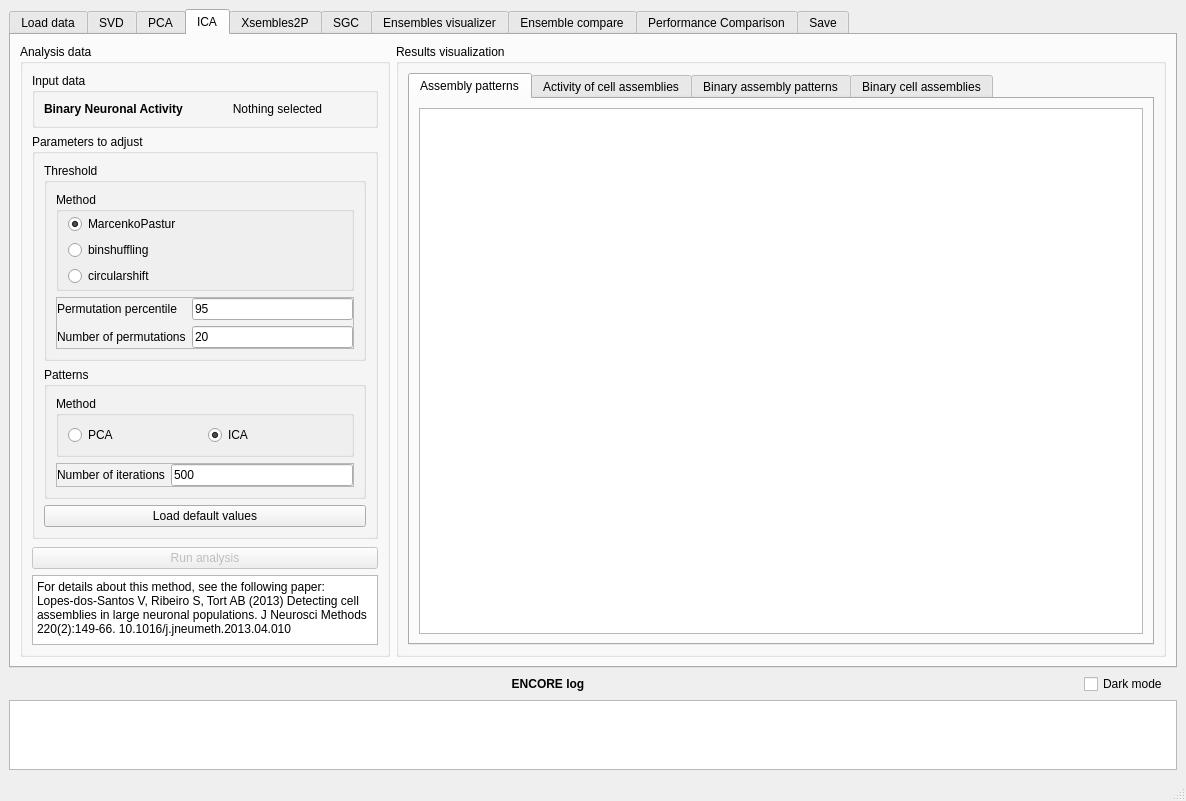
rivelco/ENCORE, file gui/MainWindow.ui: the form before one commit.
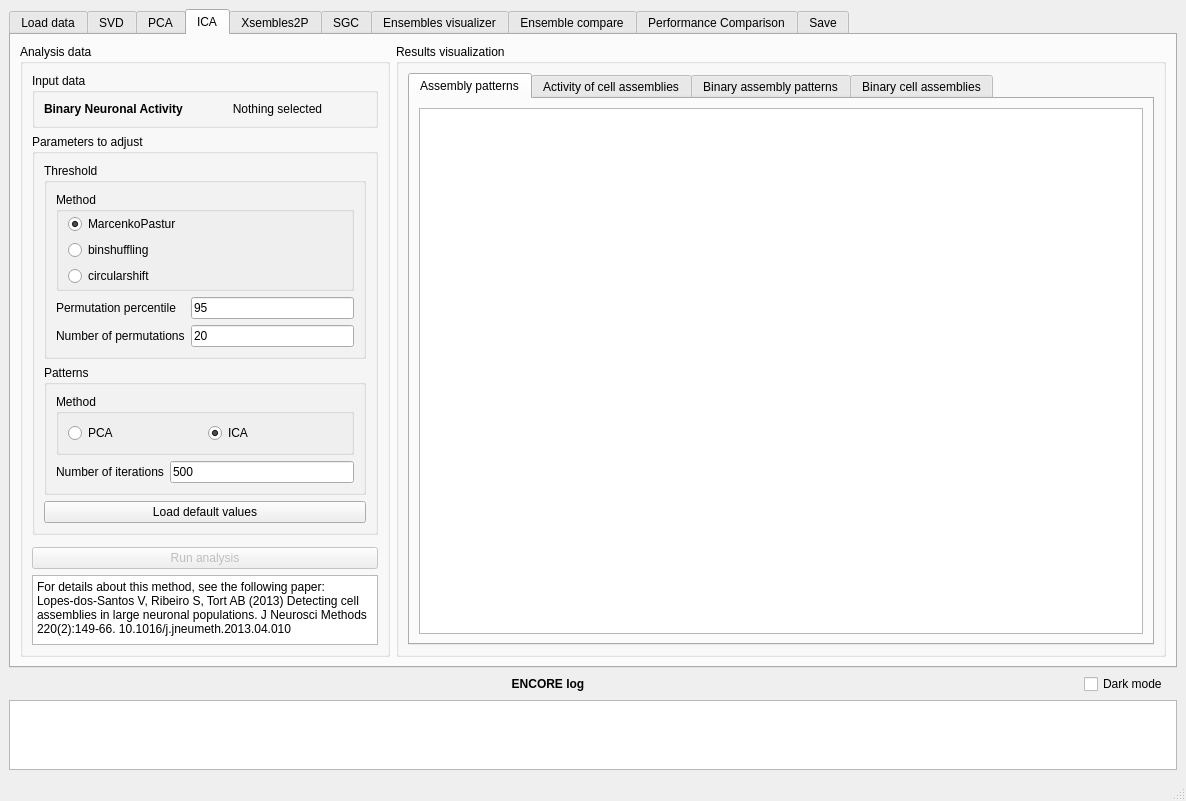
The form after the commit. The open tabs and pages were chosen to show the change. Custom widgets are drawn as their Qt base class.

Diff of the .ui file:
```diff
--- a/gui/MainWindow.ui
+++ b/gui/MainWindow.ui
@@ -2350,20 +2350,8 @@
                      </widget>
                     </item>
                     <item>
-                     <widget class="QFrame" name="frame_4">
-                      <property name="sizePolicy">
-                       <sizepolicy hsizetype="Preferred" vsizetype="Expanding">
-                        <horstretch>0</horstretch>
-                        <verstretch>0</verstretch>
-                       </sizepolicy>
-                      </property>
-                      <property name="frameShape">
-                       <enum>QFrame::StyledPanel</enum>
-                      </property>
-                      <property name="frameShadow">
-                       <enum>QFrame::Raised</enum>
-                      </property>
-                      <layout class="QFormLayout" name="formLayout_6">
+                     <widget class="QWidget" name="widget_11" native="true">
+                      <layout class="QFormLayout" name="formLayout_7">
                        <property name="leftMargin">
                         <number>0</number>
                        </property>
@@ -2488,14 +2476,8 @@
                      </widget>
                     </item>
                     <item>
-                     <widget class="QFrame" name="frame_3">
-                      <property name="frameShape">
-                       <enum>QFrame::StyledPanel</enum>
-                      </property>
-                      <property name="frameShadow">
-                       <enum>QFrame::Raised</enum>
-                      </property>
-                      <layout class="QFormLayout" name="formLayout_7">
+                     <widget class="QWidget" name="widget_10" native="true">
+                      <layout class="QHBoxLayout" name="horizontalLayout_23">
                        <property name="leftMargin">
                         <number>0</number>
                        </property>
@@ -2508,7 +2490,7 @@
                        <property name="bottomMargin">
                         <number>0</number>
                        </property>
-                       <item row="0" column="0">
+                       <item>
                         <widget class="QLabel" name="label_14">
                          <property name="toolTip">
                           <string>Number of iterations for fastICA
@@ -2523,7 +2505,7 @@
                          </property>
                         </widget>
                        </item>
-                       <item row="0" column="1">
+                       <item>
                         <widget class="QLineEdit" name="ica_edit_iterations">
                          <property name="text">
                           <string>500</string>
```
Left out of the diff: 9 changed lines with no effect on the pictures.
